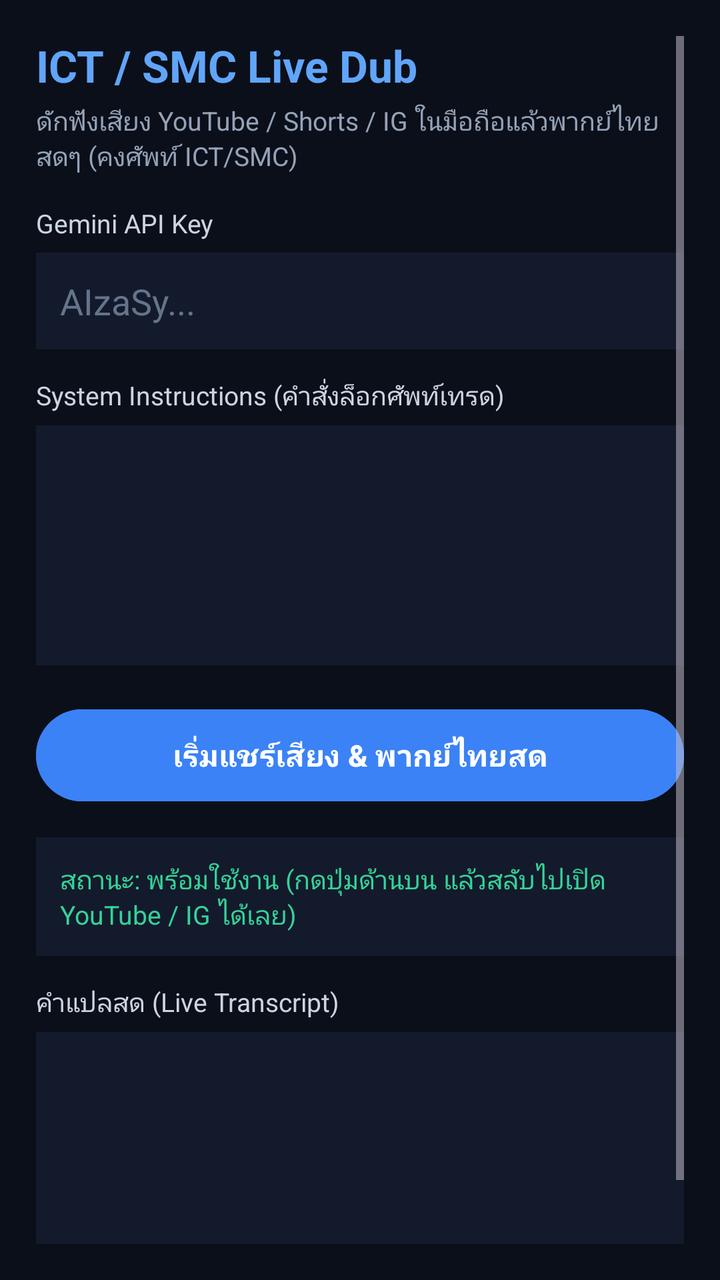
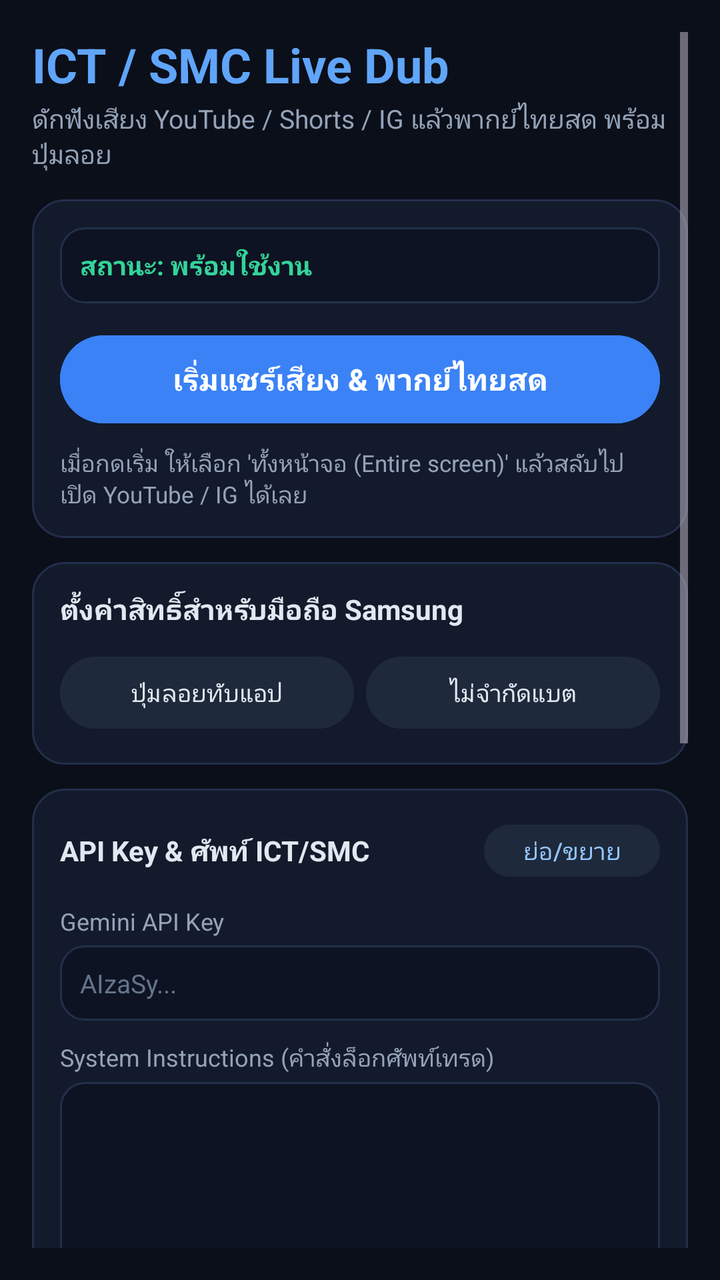

An Android layout rendered at two revisions. The XML below is the earlier revision; the diff shows what the commit changed to produce the second picture.
<!-- AndroidManifest.xml: application theme Theme.Material3.Dark.NoActionBar -->
<!-- res/layout/activity_main.xml -->
<?xml version="1.0" encoding="utf-8"?>
<ScrollView xmlns:android="http://schemas.android.com/apk/res/android"
    android:layout_width="match_parent"
    android:layout_height="match_parent"
    android:background="#0B0F19"
    android:padding="18dp">

    <LinearLayout
        android:layout_width="match_parent"
        android:layout_height="wrap_content"
        android:orientation="vertical">

        <TextView
            android:layout_width="match_parent"
            android:layout_height="wrap_content"
            android:text="ICT / SMC Live Dub"
            android:textColor="#60A5FA"
            android:textSize="22sp"
            android:textStyle="bold" />

        <TextView
            android:layout_width="match_parent"
            android:layout_height="wrap_content"
            android:layout_marginTop="4dp"
            android:layout_marginBottom="16dp"
            android:text="ดักฟังเสียง YouTube / Shorts / IG ในมือถือแล้วพากย์ไทยสดๆ (คงศัพท์ ICT/SMC)"
            android:textColor="#94A3B8"
            android:textSize="13sp" />

        <TextView
            android:layout_width="match_parent"
            android:layout_height="wrap_content"
            android:text="Gemini API Key"
            android:textColor="#CBD5E1"
            android:textSize="13sp" />

        <EditText
            android:id="@+id/etApiKey"
            android:layout_width="match_parent"
            android:layout_height="wrap_content"
            android:layout_marginTop="6dp"
            android:background="#131A2B"
            android:hint="AIzaSy..."
            android:inputType="textPassword"
            android:padding="12dp"
            android:textColor="#E2E8F0"
            android:textColorHint="#64748B" />

        <TextView
            android:layout_width="match_parent"
            android:layout_height="wrap_content"
            android:layout_marginTop="14dp"
            android:text="System Instructions (คำสั่งล็อกศัพท์เทรด)"
            android:textColor="#CBD5E1"
            android:textSize="13sp" />

        <EditText
            android:id="@+id/etPrompt"
            android:layout_width="match_parent"
            android:layout_height="120dp"
            android:layout_marginTop="6dp"
            android:background="#131A2B"
            android:gravity="top|start"
            android:inputType="textMultiLine"
            android:padding="12dp"
            android:textColor="#E2E8F0"
            android:textSize="12sp" />

        <Button
            android:id="@+id/btnToggle"
            android:layout_width="match_parent"
            android:layout_height="54dp"
            android:layout_marginTop="18dp"
            android:backgroundTint="#3B82F6"
            android:text="เริ่มแชร์เสียง &amp; พากย์ไทยสด"
            android:textColor="#FFFFFF"
            android:textSize="15sp"
            android:textStyle="bold" />

        <TextView
            android:id="@+id/tvStatus"
            android:layout_width="match_parent"
            android:layout_height="wrap_content"
            android:layout_marginTop="14dp"
            android:background="#131A2B"
            android:padding="12dp"
            android:text="สถานะ: พร้อมใช้งาน (กดปุ่มด้านบน แล้วสลับไปเปิด YouTube / IG ได้เลย)"
            android:textColor="#34D399"
            android:textSize="13sp" />

        <TextView
            android:layout_width="match_parent"
            android:layout_height="wrap_content"
            android:layout_marginTop="14dp"
            android:text="คำแปลสด (Live Transcript)"
            android:textColor="#CBD5E1"
            android:textSize="13sp" />

        <TextView
            android:id="@+id/tvTranscript"
            android:layout_width="match_parent"
            android:layout_height="wrap_content"
            android:layout_marginTop="6dp"
            android:background="#131A2B"
            android:minHeight="160dp"
            android:padding="12dp"
            android:textColor="#E2E8F0"
            android:textSize="13sp" />

    </LinearLayout>
</ScrollView>
<!-- resources referenced by this layout -->
<resources>

</resources>

<!-- the commit's change to res/layout/activity_main.xml (unified diff, before → after) -->
@@ -3,109 +3,299 @@
     android:layout_width="match_parent"
     android:layout_height="match_parent"
     android:background="#0B0F19"
-    android:padding="18dp">
+    android:padding="16dp">
 
     <LinearLayout
         android:layout_width="match_parent"
         android:layout_height="wrap_content"
         android:orientation="vertical">
 
+        
         <TextView
             android:layout_width="match_parent"
             android:layout_height="wrap_content"
             android:text="ICT / SMC Live Dub"
             android:textColor="#60A5FA"
-            android:textSize="22sp"
+            android:textSize="24sp"
             android:textStyle="bold" />
 
         <TextView
             android:layout_width="match_parent"
             android:layout_height="wrap_content"
-            android:layout_marginTop="4dp"
-            android:layout_marginBottom="16dp"
-            android:text="ดักฟังเสียง YouTube / Shorts / IG ในมือถือแล้วพากย์ไทยสดๆ (คงศัพท์ ICT/SMC)"
+            android:layout_marginTop="2dp"
+            android:layout_marginBottom="14dp"
+            android:text="ดักฟังเสียง YouTube / Shorts / IG แล้วพากย์ไทยสด พร้อมปุ่มลอย"
             android:textColor="#94A3B8"
             android:textSize="13sp" />
 
-        <TextView
-            android:layout_width="match_parent"
-            android:layout_height="wrap_content"
-            android:text="Gemini API Key"
-            android:textColor="#CBD5E1"
-            android:textSize="13sp" />
-
-        <EditText
-            android:id="@+id/etApiKey"
-            android:layout_width="match_parent"
-            android:layout_height="wrap_content"
-            android:layout_marginTop="6dp"
-            android:background="#131A2B"
-            android:hint="AIzaSy..."
-            android:inputType="textPassword"
-            android:padding="12dp"
-            android:textColor="#E2E8F0"
-            android:textColorHint="#64748B" />
-
-        <TextView
-            android:layout_width="match_parent"
-            android:layout_height="wrap_content"
-            android:layout_marginTop="14dp"
-            android:text="System Instructions (คำสั่งล็อกศัพท์เทรด)"
-            android:textColor="#CBD5E1"
-            android:textSize="13sp" />
-
-        <EditText
-            android:id="@+id/etPrompt"
-            android:layout_width="match_parent"
-            android:layout_height="120dp"
-            android:layout_marginTop="6dp"
-            android:background="#131A2B"
-            android:gravity="top|start"
-            android:inputType="textMultiLine"
-            android:padding="12dp"
-            android:textColor="#E2E8F0"
-            android:textSize="12sp" />
-
-        <Button
-            android:id="@+id/btnToggle"
-            android:layout_width="match_parent"
-            android:layout_height="54dp"
-            android:layout_marginTop="18dp"
-            android:backgroundTint="#3B82F6"
-            android:text="เริ่มแชร์เสียง &amp; พากย์ไทยสด"
-            android:textColor="#FFFFFF"
-            android:textSize="15sp"
-            android:textStyle="bold" />
-
-        <TextView
-            android:id="@+id/tvStatus"
-            android:layout_width="match_parent"
-            android:layout_height="wrap_content"
-            android:layout_marginTop="14dp"
-            android:background="#131A2B"
-            android:padding="12dp"
-            android:text="สถานะ: พร้อมใช้งาน (กดปุ่มด้านบน แล้วสลับไปเปิด YouTube / IG ได้เลย)"
-            android:textColor="#34D399"
-            android:textSize="13sp" />
-
-        <TextView
-            android:layout_width="match_parent"
-            android:layout_height="wrap_content"
-            android:layout_marginTop="14dp"
-            android:text="คำแปลสด (Live Transcript)"
-            android:textColor="#CBD5E1"
-            android:textSize="13sp" />
-
-        <TextView
-            android:id="@+id/tvTranscript"
-            android:layout_width="match_parent"
-            android:layout_height="wrap_content"
-            android:layout_marginTop="6dp"
-            android:background="#131A2B"
-            android:minHeight="160dp"
-            android:padding="12dp"
-            android:textColor="#E2E8F0"
-            android:textSize="13sp" />
+        
+        <LinearLayout
+            android:layout_width="match_parent"
+            android:layout_height="wrap_content"
+            android:background="@drawable/bg_card"
+            android:orientation="vertical"
+            android:padding="14dp">
+
+            <TextView
+                android:id="@+id/tvStatus"
+                android:layout_width="match_parent"
+                android:layout_height="wrap_content"
+                android:background="@drawable/bg_input"
+                android:padding="10dp"
+                android:text="สถานะ: พร้อมใช้งาน"
+                android:textColor="#34D399"
+                android:textSize="13sp"
+                android:textStyle="bold" />
+
+            <Button
+                android:id="@+id/btnToggle"
+                android:layout_width="match_parent"
+                android:layout_height="52dp"
+                android:layout_marginTop="12dp"
+                android:backgroundTint="#3B82F6"
+                android:text="เริ่มแชร์เสียง &amp; พากย์ไทยสด"
+                android:textColor="#FFFFFF"
+                android:textSize="15sp"
+                android:textStyle="bold" />
+
+            <TextView
+                android:layout_width="match_parent"
+                android:layout_height="wrap_content"
+                android:layout_marginTop="8dp"
+                android:text="เมื่อกดเริ่ม ให้เลือก 'ทั้งหน้าจอ (Entire screen)' แล้วสลับไปเปิด YouTube / IG ได้เลย"
+                android:textColor="#94A3B8"
+                android:textSize="11.5sp" />
+        </LinearLayout>
+
+        
+        <LinearLayout
+            android:layout_width="match_parent"
+            android:layout_height="wrap_content"
+            android:layout_marginTop="12dp"
+            android:background="@drawable/bg_card"
+            android:orientation="vertical"
+            android:padding="14dp">
+
+            <TextView
+                android:layout_width="match_parent"
+                android:layout_height="wrap_content"
+                android:text="ตั้งค่าสิทธิ์สำหรับมือถือ Samsung"
+                android:textColor="#E2E8F0"
+                android:textSize="14sp"
+                android:textStyle="bold" />
+
+            <LinearLayout
+                android:layout_width="match_parent"
+                android:layout_height="wrap_content"
+                android:layout_marginTop="10dp"
+                android:orientation="horizontal">
+
+                <Button
+                    android:id="@+id/btnOverlayPerm"
+                    android:layout_width="0dp"
+                    android:layout_height="44dp"
+                    android:layout_marginEnd="6dp"
+                    android:layout_weight="1"
+                    android:backgroundTint="#1E293B"
+                    android:text="ปุ่มลอยทับแอป"
+                    android:textColor="#E2E8F0"
+                    android:textSize="12sp" />
+
+                <Button
+                    android:id="@+id/btnBatteryPerm"
+                    android:layout_width="0dp"
+                    android:layout_height="44dp"
+                    android:layout_weight="1"
+                    android:backgroundTint="#1E293B"
+                    android:text="ไม่จำกัดแบต"
+                    android:textColor="#E2E8F0"
+                    android:textSize="12sp" />
+            </LinearLayout>
+        </LinearLayout>
+
+        
+        <LinearLayout
+            android:layout_width="match_parent"
+            android:layout_height="wrap_content"
+            android:layout_marginTop="12dp"
+            android:background="@drawable/bg_card"
+            android:orientation="vertical"
+            android:padding="14dp">
+
+            <LinearLayout
+                android:layout_width="match_parent"
+                android:layout_height="wrap_content"
+                android:gravity="center_vertical"
+                android:orientation="horizontal">
+
+                <TextView
+                    android:layout_width="0dp"
+                    android:layout_height="wrap_content"
+                    android:layout_weight="1"
+                    android:text="API Key &amp; ศัพท์ ICT/SMC"
+                    android:textColor="#E2E8F0"
+                    android:textSize="14sp"
+                    android:textStyle="bold" />
+
+                <Button
+                    android:id="@+id/btnToggleSettings"
+                    android:layout_width="wrap_content"
+                    android:layout_height="34dp"
+                    android:backgroundTint="#1E293B"
+                    android:paddingHorizontal="12dp"
+                    android:paddingVertical="0dp"
+                    android:text="ย่อ/ขยาย"
+                    android:textColor="#93C5FD"
+                    android:textSize="12sp" />
+            </LinearLayout>
+
+            <LinearLayout
+                android:id="@+id/settingsBody"
+                android:layout_width="match_parent"
+                android:layout_height="wrap_content"
+                android:layout_marginTop="10dp"
+                android:orientation="vertical">
+
+                <TextView
+                    android:layout_width="match_parent"
+                    android:layout_height="wrap_content"
+                    android:text="Gemini API Key"
+                    android:textColor="#94A3B8"
+                    android:textSize="12sp" />
+
+                <EditText
+                    android:id="@+id/etApiKey"
+                    android:layout_width="match_parent"
+                    android:layout_height="wrap_content"
+                    android:layout_marginTop="4dp"
+                    android:background="@drawable/bg_input"
+                    android:hint="AIzaSy..."
+                    android:inputType="textPassword"
+                    android:padding="10dp"
+                    android:textColor="#E2E8F0"
+                    android:textColorHint="#64748B"
+                    android:textSize="13sp" />
+
+                <TextView
+                    android:layout_width="match_parent"
+                    android:layout_height="wrap_content"
+                    android:layout_marginTop="10dp"
+                    android:text="System Instructions (คำสั่งล็อกศัพท์เทรด)"
+                    android:textColor="#94A3B8"
+                    android:textSize="12sp" />
+
+                <EditText
+                    android:id="@+id/etPrompt"
+                    android:layout_width="match_parent"
+                    android:layout_height="100dp"
+                    android:layout_marginTop="4dp"
+                    android:background="@drawable/bg_input"
+                    android:gravity="top|start"
+                    android:inputType="textMultiLine"
+                    android:padding="10dp"
+                    android:textColor="#E2E8F0"
+                    android:textSize="12sp" />
+            </LinearLayout>
+        </LinearLayout>
+
+        
+        <LinearLayout
+            android:layout_width="match_parent"
+            android:layout_height="wrap_content"
+            android:layout_marginTop="12dp"
+            android:background="@drawable/bg_card"
+            android:orientation="vertical"
+            android:padding="14dp">
+
+            <TextView
+                android:layout_width="match_parent"
+                android:layout_height="wrap_content"
+                android:text="คำแปลสด (Live Transcript)"
+                android:textColor="#E2E8F0"
+                android:textSize="14sp"
+                android:textStyle="bold" />
+
+            <TextView
+                android:id="@+id/tvTranscript"
+                android:layout_width="match_parent"
+                android:layout_height="wrap_content"
+                android:layout_marginTop="8dp"
+                android:background="@drawable/bg_input"
+                android:minHeight="90dp"
+                android:padding="10dp"
+                android:textColor="#E2E8F0"
+                android:textIsSelectable="true"
+                android:textSize="13sp" />
+        </LinearLayout>
+
+        
+        <LinearLayout
+            android:layout_width="match_parent"
+            android:layout_height="wrap_content"
+            android:layout_marginTop="12dp"
+            android:layout_marginBottom="20dp"
+            android:background="@drawable/bg_card"
+            android:orientation="vertical"
+            android:padding="14dp">
+
+            <LinearLayout
+                android:layout_width="match_parent"
+                android:layout_height="wrap_content"
+                android:gravity="center_vertical"
+                android:orientation="horizontal">
+
+                <TextView
+                    android:layout_width="0dp"
+                    android:layout_height="wrap_content"
+                    android:layout_weight="1"
+                    android:text="Debug Log"
+                    android:textColor="#E2E8F0"
+                    android:textSize="14sp"
+                    android:textStyle="bold" />
+
+                <Button
+                    android:id="@+id/btnCopyLog"
+                    android:layout_width="wrap_content"
+                    android:layout_height="34dp"
+                    android:layout_marginEnd="6dp"
+                    android:backgroundTint="#1E293B"
+                    android:paddingHorizontal="12dp"
+                    android:paddingVertical="0dp"
+                    android:text="คัดลอก Log"
+                    android:textColor="#34D399"
+                    android:textSize="12sp" />
+
+                <Button
+                    android:id="@+id/btnToggleLog"
+                    android:layout_width="wrap_content"
+                    android:layout_height="34dp"
+                    android:backgroundTint="#1E293B"
+                    android:paddingHorizontal="12dp"
+                    android:paddingVertical="0dp"
+                    android:text="ย่อ/ขยาย"
+                    android:textColor="#93C5FD"
+                    android:textSize="12sp" />
+            </LinearLayout>
+
+            <ScrollView
+                android:id="@+id/logScroll"
+                android:layout_width="match_parent"
+                android:layout_height="180dp"
+                android:layout_marginTop="8dp"
+                android:background="@drawable/bg_input"
+                android:padding="10dp">
+
+                <TextView
+                    android:id="@+id/tvLog"
+                    android:layout_width="match_parent"
+                    android:layout_height="wrap_content"
+                    android:fontFamily="monospace"
+                    android:text="ยังไม่มี Log..."
+                    android:textColor="#94A3B8"
+                    android:textIsSelectable="true"
+                    android:textSize="11sp" />
+            </ScrollView>
+        </LinearLayout>
 
     </LinearLayout>
 </ScrollView>
<!-- resource entries referenced after the edit -->
@@ -1,5 +1,24 @@
 <!-- resources referenced by this layout -->
 <resources>
-
+  <!-- drawable bg_card (drawable) -->
+  <?xml version="1.0" encoding="utf-8"?>
+  <shape xmlns:android="http://schemas.android.com/apk/res/android"
+      android:shape="rectangle">
+      <solid android:color="#131A2B" />
+      <corners android:radius="16dp" />
+      <stroke
+          android:width="1dp"
+          android:color="#232F4B" />
+  </shape>
+  <!-- drawable bg_input (drawable) -->
+  <?xml version="1.0" encoding="utf-8"?>
+  <shape xmlns:android="http://schemas.android.com/apk/res/android"
+      android:shape="rectangle">
+      <solid android:color="#0D1322" />
+      <corners android:radius="12dp" />
+      <stroke
+          android:width="1dp"
+          android:color="#232F4B" />
+  </shape>
 </resources>
 
